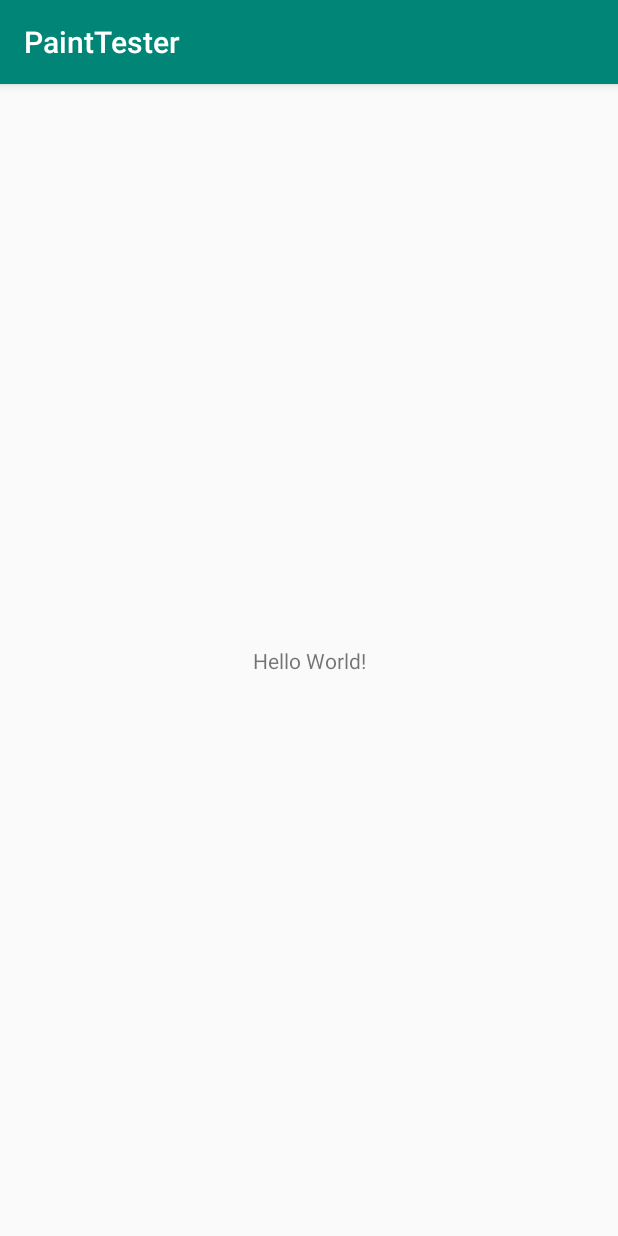
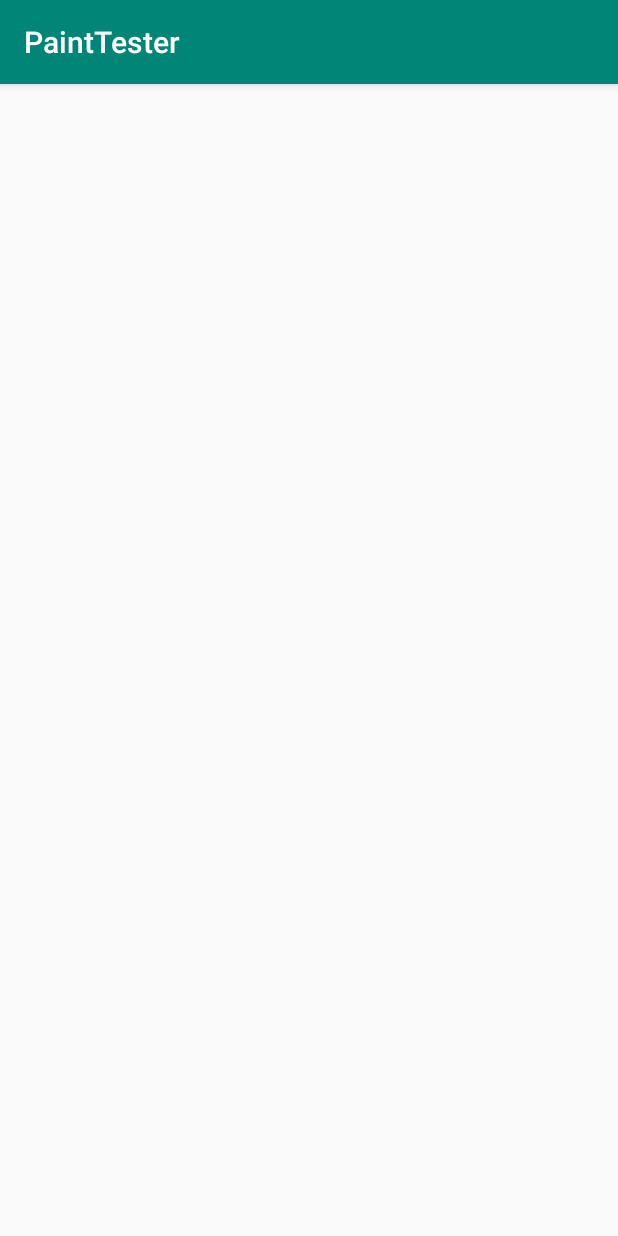
Before and after one commit to Valkaryne/AndroidLab, an Android app: the screen it shows after launch (MainActivity), on a phone screen of 412 x 824 dp. Run offline under Robolectric (Android 15) with nearby library versions, the phone set to English and light mode, and no system bars.

Commit message:
[TASK7-1] Made custom radiobutton for colorpicker

```diff
--- a/PaintTester/app/src/main/res/layout/activity_main.xml
+++ b/PaintTester/app/src/main/res/layout/activity_main.xml
@@ -1,19 +1,9 @@
 <?xml version="1.0" encoding="utf-8"?>
 <androidx.constraintlayout.widget.ConstraintLayout
-        xmlns:android="http://schemas.android.com/apk/res/android"
-        xmlns:tools="http://schemas.android.com/tools"
-        xmlns:app="http://schemas.android.com/apk/res-auto"
-        android:layout_width="match_parent"
-        android:layout_height="match_parent"
-        tools:context=".MainActivity">
-
-    <TextView
-            android:layout_width="wrap_content"
-            android:layout_height="wrap_content"
-            android:text="Hello World!"
-            app:layout_constraintBottom_toBottomOf="parent"
-            app:layout_constraintLeft_toLeftOf="parent"
-            app:layout_constraintRight_toRightOf="parent"
-            app:layout_constraintTop_toTopOf="parent"/>
+    xmlns:android="http://schemas.android.com/apk/res/android"
+    xmlns:tools="http://schemas.android.com/tools"
+    android:layout_width="match_parent"
+    android:layout_height="match_parent"
+    tools:context=".MainActivity">
 
 </androidx.constraintlayout.widget.ConstraintLayout>
--- /dev/null
+++ b/PaintTester/app/src/main/res/values/attr.xml
@@ -0,0 +1,6 @@
+<?xml version="1.0" encoding="utf-8"?>
+<resources>
+    <declare-styleable name="CustomRadioButton">
+        <attr name="color" format="color"/>
+    </declare-styleable>
+</resources>
```
Also changed, not shown: PaintTester/app/src/main/java/com/epam/valkaryne/painttester/CustomRadioButton.kt (added, +65 -0 lines).
